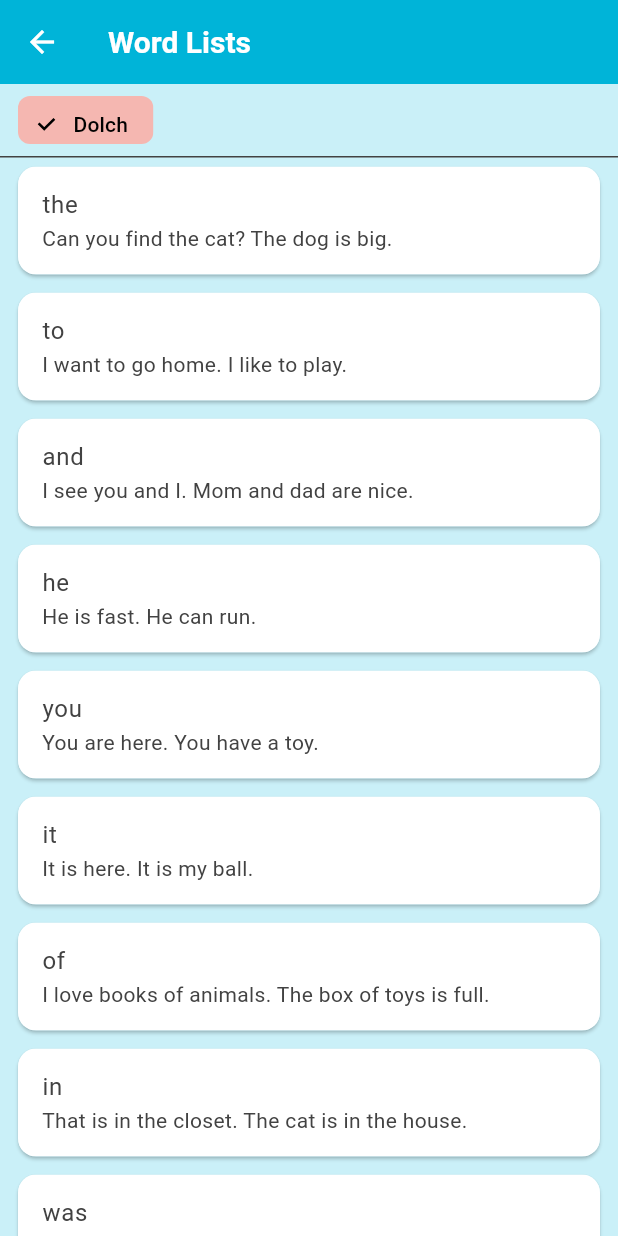
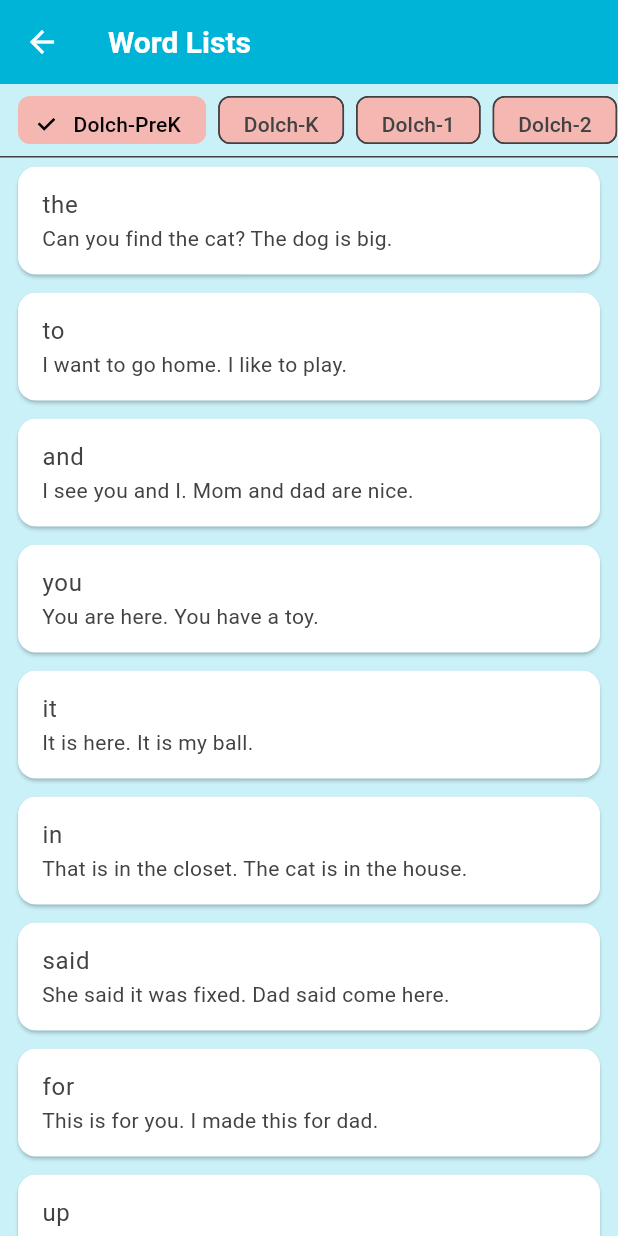
Before and after one commit to jasn17/CPSC_4150_ReadRight_App, a Flutter app: the WordListsScreen screen opened directly, on a phone screen of 412 x 824 dp. Run offline on Flutter 3.47's test engine with Material 3 defaults, Android fonts, the phone set to English and light mode, and no system bars; our stand-ins replace confetti, connectivity_plus, firebase_auth, firebase_core, firebase_database, firebase_storage and 7 more; missing offline and left inert: record; accounts and stored records are empty.

Commit message:
implemented Dolch-preK through Dolch-3 lists

```diff
--- a/read_right_app/lib/models/word_list_model.dart
+++ b/read_right_app/lib/models/word_list_model.dart
@@ -20,6 +20,42 @@ class WordItem {
 
 class WordListModel extends ChangeNotifier {
   final Map<String, List<WordItem>> _byList = {};
+
+  // Dolch level lookup tables
+  static const Set<String> dolchPreK = {
+    "a","and","away","big","blue","can","come","down","find","for","funny","go","help",
+    "here","I","in","is","it","jump","little","look","make","me","my","not","one","play",
+    "red","run","said","see","the","three","to","two","up","we","where","yellow","you"
+  }; // all good
+
+  static const Set<String> dolchK = {
+    "all","am","are","at","ate","be","black","brown","but","came","did","do","eat","four",
+    "get","good","have","he","into","like","must","new","no","now","on","our","out","please",
+    "pretty","ran","ride","saw","say","she","so","soon","that","there","they","this","too",
+    "under","want","was","well","went","what","white","who","will","with","yes"
+  }; //all good
+
+  static const Set<String> dolch1 = {
+    "after","again","an","any","as","ask","by","could","every","fly","from","give","going",
+    "had","has","her","him","his","how","just","know","let","live","may","of","old","once",
+    "open","over","put","round","some","stop","take","thank","them","then","think","walk",
+    "were","when"
+  }; // all good
+
+  static const Set<String> dolch2 = {
+    "always","around","because","been","before","best","both","buy","call","cold","does",
+    "don’t","fast","first","five","found","gave","goes","green","its","made","many","off",
+    "or","pull","read","right","sing","sit","sleep","tell","their","these","those","upon",
+    "us","use","very","wash","which","why","wish","work","would","write","your"
+  };
+
+  static const Set<String> dolch3 = {
+    "about","better","bring","carry","clean","cut","done","draw","drink","eight","fall",
+    "far","full","got","grow","hold","hot","hurt","if","keep","kind","laugh","light","long",
+    "much","myself","never","only","own","pick","seven","shall","show","six","small","start",
+    "ten","today","together","try","warm"
+  };
+
   final List<WordItem> _allWords = [];
   String? _selectedList;
   WordItem? _currentTarget;
@@ -56,18 +92,29 @@ class WordListModel extends ChangeNotifier {
       late final String sentence2;
 
       if (isWordSentenceFormat) {
-        list = 'Dolch';
+        // Determine Dolch level by word lookup
         word = (parts.isNotEmpty ? parts[0] : '').trim();
         sentence1 = (parts.length > 1 ? parts[1] : '').trim();
         sentence2 = (parts.length > 2 ? parts[2] : '').trim();
         sentence = [sentence1, sentence2].where((s) => s.isNotEmpty).join(' ');
-      } else {
-        list = (parts.isNotEmpty ? parts[0] : 'Default').trim();
-        word = (parts.length > 1 ? parts[1] : '').trim();
-        sentence = (parts.length > 2 ? parts[2] : '').trim();
-        sentence1 = sentence;
-        sentence2 = '';
+
+        final lower = word.toLowerCase();
+
+        if (dolchPreK.contains(lower)) {
+          list = "Dolch-PreK";
+        } else if (dolchK.contains(lower)) {
+          list = "Dolch-K";
+        } else if (dolch1.contains(lower)) {
+          list = "Dolch-1";
+        } else if (dolch2.contains(lower)) {
+          list = "Dolch-2";
+        } else if (dolch3.contains(lower)) {
+          list = "Dolch-3";
+        } else {
+          continue;
+        }
       }
+
       if (word.isEmpty) continue;
 
       final wi = WordItem(
@@ -149,14 +196,29 @@ class WordListModel extends ChangeNotifier {
   }
 
   int _naturalSort(String a, String b) {
-    // Sort "List 1", "List 2", ... numerically if possible, else lexicographically
-    int? numA;
-    int? numB;
-    final ra = RegExp(r'\d+').firstMatch(a);
-    final rb = RegExp(r'\d+').firstMatch(b);
-    if (ra != null) numA = int.tryParse(ra.group(0)!);
-    if (rb != null) numB = int.tryParse(rb.group(0)!);
-    if (numA != null && numB != null) return numA.compareTo(numB);
+    const dolchOrder = {
+      "dolch-prek": 0,
+      "dolch-k": 1,
+      "dolch-1": 2,
+      "dolch-2": 3,
+      "dolch-3": 4,
+    };
+
+    final al = a.toLowerCase();
+    final bl = b.toLowerCase();
+
+    final ai = dolchOrder[al];
+    final bi = dolchOrder[bl];
+
+    // If both are dolch levels, sort by defined order
+    if (ai != null && bi != null) return ai.compareTo(bi);
+
+    // Dolch lists always come before non-Dolch lists
+    if (ai != null) return -1;
+    if (bi != null) return 1;
+
+    // Otherwise fallback to normal lexicographic sort
     return a.compareTo(b);
   }
+
 }
--- a/read_right_app/lib/screens/word_lists_screen.dart
+++ b/read_right_app/lib/screens/word_lists_screen.dart
@@ -34,6 +34,8 @@ class WordListsScreen extends StatelessWidget {
                     label: Text(list),
                     selected: selected,
                     onSelected: (_) => model.selectList(list),
+                    selectedColor: Theme.of(context).colorScheme.secondary,
+                    backgroundColor: Theme.of(context).colorScheme.secondary,
                   );
                 },
               ),
```
Also changed, not shown: read_right_app/pubspec.lock.
